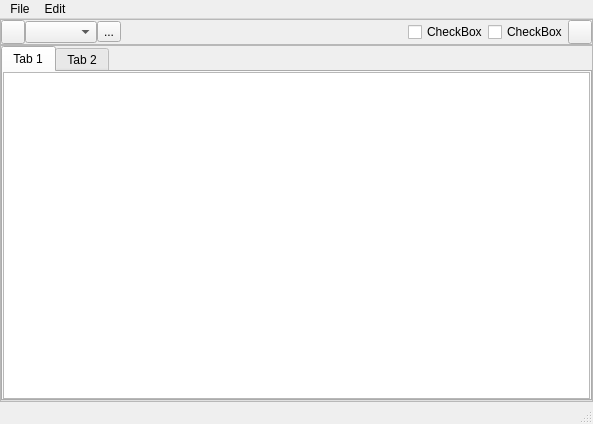
This is mainwindow.ui in Panniku/ScrnshotMgr as Qt 5 draws it before an edit. The edited form follows.
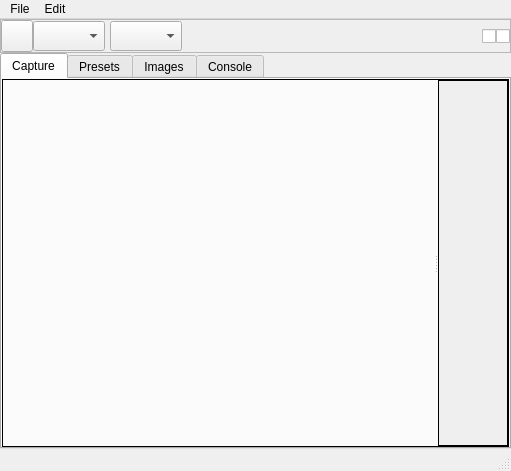
This is the edited form. Icons and pictures are not drawn.

```diff
--- a/mainwindow.ui
+++ b/mainwindow.ui
@@ -6,8 +6,8 @@
    <rect>
     <x>0</x>
     <y>0</y>
-    <width>593</width>
-    <height>424</height>
+    <width>511</width>
+    <height>471</height>
    </rect>
   </property>
   <property name="sizePolicy">
@@ -39,16 +39,22 @@
     <item>
      <widget class="QFrame" name="frame_2">
       <property name="sizePolicy">
-       <sizepolicy hsizetype="Ignored" vsizetype="Fixed">
+       <sizepolicy hsizetype="Expanding" vsizetype="Minimum">
         <horstretch>0</horstretch>
         <verstretch>0</verstretch>
        </sizepolicy>
       </property>
+      <property name="minimumSize">
+       <size>
+        <width>0</width>
+        <height>0</height>
+       </size>
+      </property>
       <property name="frameShape">
        <enum>QFrame::StyledPanel</enum>
       </property>
       <property name="frameShadow">
-       <enum>QFrame::Raised</enum>
+       <enum>QFrame::Plain</enum>
       </property>
       <layout class="QHBoxLayout" name="horizontalLayout">
        <property name="spacing">
@@ -66,12 +72,12 @@
        <property name="bottomMargin">
         <number>0</number>
        </property>
-       <item>
-        <widget class="QPushButton" name="pushButton">
+       <item alignment="Qt::AlignTop">
+        <widget class="QPushButton" name="snapButton">
          <property name="minimumSize">
           <size>
-           <width>24</width>
-           <height>24</height>
+           <width>32</width>
+           <height>32</height>
           </size>
          </property>
          <property name="maximumSize">
@@ -88,17 +94,63 @@
        <item>
         <widget class="QComboBox" name="comboBox">
          <property name="sizePolicy">
-          <sizepolicy hsizetype="Minimum" vsizetype="Fixed">
+          <sizepolicy hsizetype="Fixed" vsizetype="Preferred">
            <horstretch>0</horstretch>
            <verstretch>0</verstretch>
           </sizepolicy>
          </property>
+         <property name="minimumSize">
+          <size>
+           <width>30</width>
+           <height>0</height>
+          </size>
+         </property>
+         <property name="maximumSize">
+          <size>
+           <width>16777215</width>
+           <height>30</height>
+          </size>
+         </property>
+         <property name="frame">
+          <bool>true</bool>
+         </property>
         </widget>
        </item>
        <item>
-        <widget class="QToolButton" name="toolButton">
-         <property name="text">
-          <string>...</string>
+        <spacer name="horizontalSpacer_2">
+         <property name="orientation">
+          <enum>Qt::Horizontal</enum>
+         </property>
+         <property name="sizeType">
+          <enum>QSizePolicy::Preferred</enum>
+         </property>
+         <property name="sizeHint" stdset="0">
+          <size>
+           <width>5</width>
+           <height>20</height>
+          </size>
+         </property>
+        </spacer>
+       </item>
+       <item>
+        <widget class="QComboBox" name="comboBox_2">
+         <property name="sizePolicy">
+          <sizepolicy hsizetype="Minimum" vsizetype="Preferred">
+           <horstretch>0</horstretch>
+           <verstretch>0</verstretch>
+          </sizepolicy>
+         </property>
+         <property name="minimumSize">
+          <size>
+           <width>30</width>
+           <height>0</height>
+          </size>
+         </property>
+         <property name="maximumSize">
+          <size>
+           <width>16777215</width>
+           <height>30</height>
+          </size>
          </property>
         </widget>
        </item>
@@ -107,6 +159,9 @@
          <property name="orientation">
           <enum>Qt::Horizontal</enum>
          </property>
+         <property name="sizeType">
+          <enum>QSizePolicy::Expanding</enum>
+         </property>
          <property name="sizeHint" stdset="0">
           <size>
            <width>40</width>
@@ -117,31 +172,29 @@
        </item>
        <item>
         <widget class="QCheckBox" name="checkBox_2">
+         <property name="sizePolicy">
+          <sizepolicy hsizetype="Minimum" vsizetype="Preferred">
+           <horstretch>0</horstretch>
+           <verstretch>0</verstretch>
+          </sizepolicy>
+         </property>
          <property name="text">
-          <string>CheckBox</string>
+          <string/>
+         </property>
+         <property name="icon">
+          <iconset>
+           <normaloff>../../../../Downloads/codicon--eye-closed.svg</normaloff>
+           <normalon>../../../../Downloads/codicon--eye.svg</normalon>../../../../Downloads/codicon--eye-closed.svg</iconset>
          </property>
         </widget>
        </item>
        <item>
         <widget class="QCheckBox" name="checkBox">
-         <property name="text">
-          <string>CheckBox</string>
-         </property>
-        </widget>
-       </item>
-       <item>
-        <widget class="QPushButton" name="pushButton_2">
-         <property name="minimumSize">
-          <size>
-           <width>24</width>
-           <height>24</height>
-          </size>
-         </property>
-         <property name="maximumSize">
-          <size>
-           <width>24</width>
-           <height>24</height>
-          </size>
+         <property name="sizePolicy">
+          <sizepolicy hsizetype="Minimum" vsizetype="Preferred">
+           <horstretch>0</horstretch>
+           <verstretch>0</verstretch>
+          </sizepolicy>
          </property>
          <property name="text">
           <string/>
@@ -152,77 +205,140 @@
      </widget>
     </item>
     <item>
-     <widget class="QFrame" name="root">
-      <property name="sizePolicy">
-       <sizepolicy hsizetype="Preferred" vsizetype="Minimum">
-        <horstretch>0</horstretch>
-        <verstretch>0</verstretch>
-       </sizepolicy>
+     <widget class="QTabWidget" name="tabWidget">
+      <property name="enabled">
+       <bool>true</bool>
       </property>
-      <property name="frameShape">
-       <enum>QFrame::StyledPanel</enum>
+      <property name="tabPosition">
+       <enum>QTabWidget::North</enum>
       </property>
-      <property name="frameShadow">
-       <enum>QFrame::Raised</enum>
+      <property name="tabShape">
+       <enum>QTabWidget::Rounded</enum>
       </property>
-      <layout class="QHBoxLayout" name="horizontalLayout_2">
-       <property name="spacing">
-        <number>0</number>
-       </property>
-       <property name="leftMargin">
-        <number>0</number>
-       </property>
-       <property name="topMargin">
-        <number>0</number>
-       </property>
-       <property name="rightMargin">
-        <number>0</number>
-       </property>
-       <property name="bottomMargin">
-        <number>0</number>
-       </property>
-       <item>
-        <widget class="QTabWidget" name="tabWidget">
-         <property name="currentIndex">
-          <number>0</number>
-         </property>
-         <widget class="QWidget" name="tab">
-          <attribute name="title">
-           <string>Tab 1</string>
-          </attribute>
-          <layout class="QHBoxLayout" name="horizontalLayout_3">
-           <property name="spacing">
-            <number>0</number>
+      <property name="currentIndex">
+       <number>0</number>
+      </property>
+      <property name="tabBarAutoHide">
+       <bool>false</bool>
+      </property>
+      <widget class="QWidget" name="captureTab">
+       <attribute name="title">
+        <string>Capture</string>
+       </attribute>
+       <layout class="QHBoxLayout" name="horizontalLayout_2">
+        <property name="spacing">
+         <number>0</number>
+        </property>
+        <property name="leftMargin">
+         <number>0</number>
+        </property>
+        <property name="topMargin">
+         <number>0</number>
+        </property>
+        <property name="rightMargin">
+         <number>0</number>
+        </property>
+        <property name="bottomMargin">
+         <number>0</number>
+        </property>
+        <item>
+         <widget class="QSplitter" name="splitter">
+          <property name="frameShape">
+           <enum>QFrame::Box</enum>
+          </property>
+          <property name="orientation">
+           <enum>Qt::Horizontal</enum>
+          </property>
+          <widget class="QLabel" name="capturePreviewLabel">
+           <property name="sizePolicy">
+            <sizepolicy hsizetype="Ignored" vsizetype="Ignored">
+             <horstretch>0</horstretch>
+             <verstretch>0</verstretch>
+            </sizepolicy>
            </property>
-           <property name="leftMargin">
-            <number>0</number>
+           <property name="text">
+            <string/>
            </property>
            <property name="topMargin">
             <number>0</number>
            </property>
-           <property name="rightMargin">
-            <number>0</number>
+           <property name="alignment">
+            <set>Qt::AlignCenter</set>
            </property>
-           <property name="bottomMargin">
-            <number>0</number>
+          </widget>
+          <widget class="QScrollArea" name="scrollArea">
+           <property name="frameShape">
+            <enum>QFrame::Box</enum>
            </property>
-           <item>
-            <widget class="QTextEdit" name="textEdit">
-             <property name="readOnly">
-              <bool>true</bool>
-             </property>
-            </widget>
-           </item>
-          </layout>
+           <property name="frameShadow">
+            <enum>QFrame::Plain</enum>
+           </property>
+           <property name="widgetResizable">
+            <bool>true</bool>
+           </property>
+           <widget class="QWidget" name="scrollAreaWidgetContents">
+            <property name="geometry">
+             <rect>
+              <x>0</x>
+              <y>0</y>
+              <width>248</width>
+              <height>360</height>
+             </rect>
+            </property>
+           </widget>
+          </widget>
          </widget>
-         <widget class="QWidget" name="tab_2">
-          <attribute name="title">
-           <string>Tab 2</string>
-          </attribute>
+        </item>
+       </layout>
+      </widget>
+      <widget class="QWidget" name="presetsTab">
+       <attribute name="title">
+        <string>Presets</string>
+       </attribute>
+      </widget>
+      <widget class="QWidget" name="imageTab">
+       <attribute name="title">
+        <string>Images</string>
+       </attribute>
+      </widget>
+      <widget class="QWidget" name="consoleTab">
+       <attribute name="title">
+        <string>Console</string>
+       </attribute>
+       <layout class="QHBoxLayout" name="horizontalLayout_3">
+        <property name="spacing">
+         <number>0</number>
+        </property>
+        <property name="leftMargin">
+         <number>0</number>
+        </property>
+        <property name="topMargin">
+         <number>0</number>
+        </property>
+        <property name="rightMargin">
+         <number>0</number>
+        </property>
+        <property name="bottomMargin">
+         <number>0</number>
+        </property>
+        <item>
+         <widget class="QTextEdit" name="textEdit">
+          <property name="sizePolicy">
+           <sizepolicy hsizetype="Expanding" vsizetype="Ignored">
+            <horstretch>0</horstretch>
+            <verstretch>0</verstretch>
+           </sizepolicy>
+          </property>
+          <property name="frameShape">
+           <enum>QFrame::Box</enum>
+          </property>
+          <property name="readOnly">
+           <bool>true</bool>
+          </property>
          </widget>
-        </widget>
-       </item>
-      </layout>
+        </item>
+       </layout>
+      </widget>
      </widget>
     </item>
    </layout>
@@ -232,7 +348,7 @@
     <rect>
      <x>0</x>
      <y>0</y>
-     <width>593</width>
+     <width>511</width>
      <height>21</height>
     </rect>
    </property>
```
Left out of the diff: 22 changed lines with no effect on the pictures.
